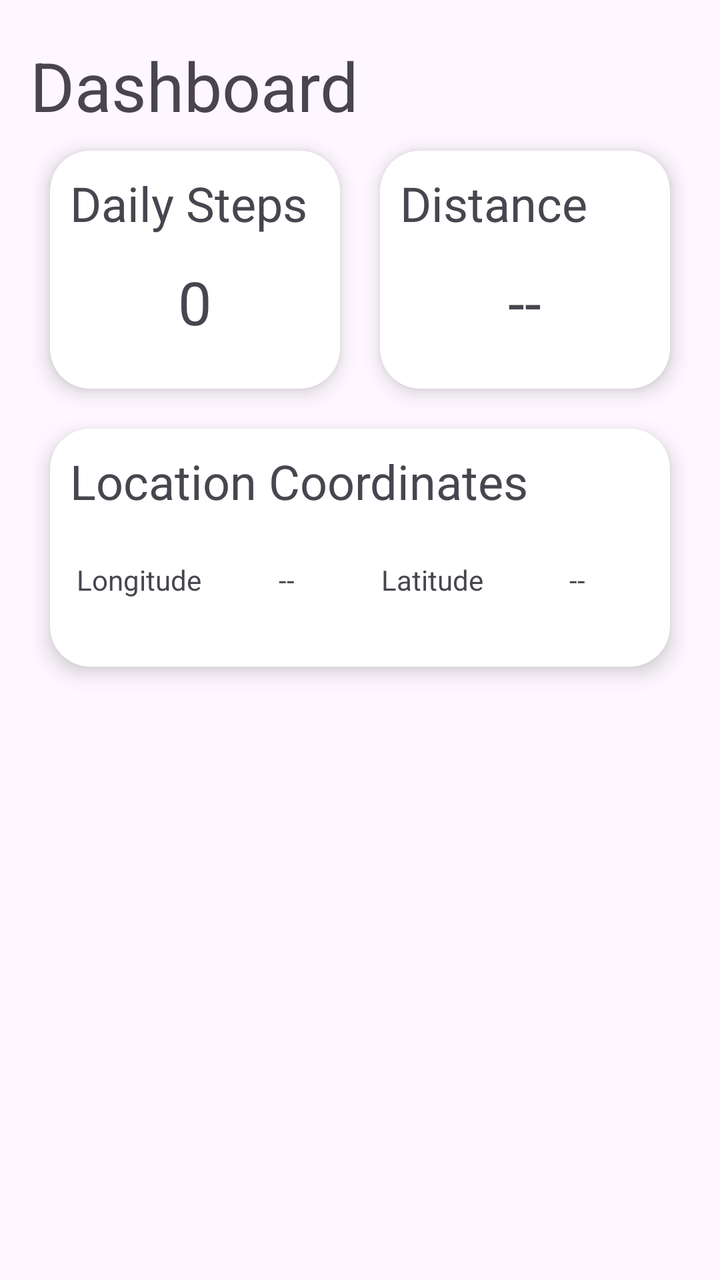
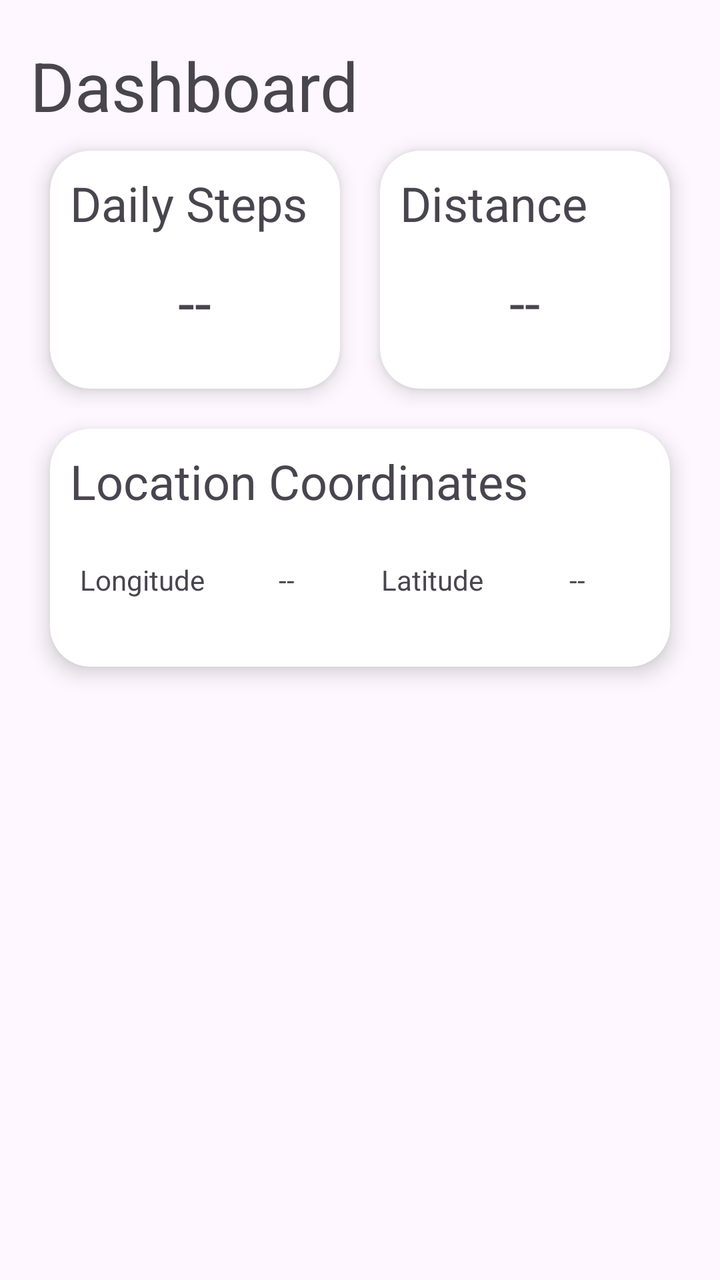

Compare the two renders of this Android layout. The source of the first and the diff that turns it into the second are given below.
<!-- AndroidManifest.xml: application theme Theme.Assignment2 -->
<!-- res/layout/fragment_dashboard.xml -->
<?xml version="1.0" encoding="utf-8"?>
<FrameLayout xmlns:android="http://schemas.android.com/apk/res/android"
    xmlns:app="http://schemas.android.com/apk/res-auto"
    xmlns:tools="http://schemas.android.com/tools"
    android:layout_width="match_parent"
    android:layout_height="match_parent"
    tools:context=".DashboardFragment">

    <LinearLayout
        android:layout_width="match_parent"
        android:layout_height="match_parent"
        android:orientation="vertical"
        android:paddingLeft="15dp"
        android:paddingRight="15dp"
        android:paddingTop="20dp"
        >

        <TextView
            android:id="@+id/dashboardHeader"
            android:layout_width="match_parent"
            android:layout_height="wrap_content"
            android:text="@string/dashboardTitle"
            android:textSize="34sp" />

        <LinearLayout
            android:layout_width="match_parent"
            android:layout_height="wrap_content"
            android:orientation="horizontal">
            <androidx.cardview.widget.CardView
                android:layout_width="0dp"
                android:layout_weight="1"
                android:layout_height="119dp"
                android:layout_margin="10dp"
                app:cardBackgroundColor="@color/white"
                app:cardCornerRadius="20dp"
                app:cardElevation="6dp" >

                <LinearLayout
                    android:id="@+id/stepsCard"
                    android:layout_width="match_parent"
                    android:layout_height="match_parent"
                    android:orientation="vertical"
                    android:padding="10dp">

                    <TextView
                        android:id="@+id/stepsLabel"
                        android:layout_width="match_parent"
                        android:layout_height="wrap_content"
                        android:text="@string/daily_steps"
                        android:textSize="24sp" />

                    <TextView
                        android:id="@+id/stepsVal"
                        android:layout_width="match_parent"
                        android:layout_height="0dp"
                        android:layout_weight="1"
                        android:gravity="center"
                        android:text="0"
                        android:textSize="30sp" />

                </LinearLayout>
            </androidx.cardview.widget.CardView>

            <androidx.cardview.widget.CardView
                android:layout_width="0dp"
                android:layout_weight="1"
                android:layout_height="119dp"
                android:layout_margin="10dp"
                app:cardBackgroundColor="@color/white"
                app:cardCornerRadius="20dp"
                app:cardElevation="6dp" >

                <LinearLayout
                    android:id="@+id/distanceCard"
                    android:layout_width="match_parent"
                    android:layout_height="match_parent"
                    android:orientation="vertical"
                    android:padding="10dp">

                    <TextView
                        android:id="@+id/distanceLabel"
                        android:layout_width="match_parent"
                        android:layout_height="wrap_content"
                        android:text="Distance"
                        android:textSize="24sp" />

                    <TextView
                        android:id="@+id/distanceVal"
                        android:layout_width="match_parent"
                        android:layout_height="0dp"
                        android:layout_weight="1"
                        android:gravity="center"
                        android:text="--"
                        android:textSize="30sp" />

                </LinearLayout>
            </androidx.cardview.widget.CardView>

        </LinearLayout>

        <androidx.cardview.widget.CardView
            android:layout_width="match_parent"
            android:layout_height="119dp"
            android:layout_margin="10dp"
            app:cardBackgroundColor="@color/white"
            app:cardCornerRadius="20dp"
            app:cardElevation="6dp" >

            <LinearLayout
                android:id="@+id/locationCard"
                android:layout_width="match_parent"
                android:layout_height="match_parent"
                android:orientation="vertical"
                android:padding="10dp">

                <TextView
                    android:id="@+id/locationLabel"
                    android:layout_width="match_parent"
                    android:layout_height="wrap_content"
                    android:text="@string/location_coordinates"
                    android:textSize="24sp" />

                <LinearLayout
                    android:layout_width="match_parent"
                    android:layout_height="match_parent"
                    android:orientation="horizontal"
                    android:gravity="center">

                    <TextView
                        android:id="@+id/longLabel"
                        android:layout_width="0dp"
                        android:layout_height="wrap_content"
                        android:layout_weight="1"
                        android:gravity="center"
                        android:text="Longitude " />

                    <TextView
                        android:id="@+id/longVal"
                        android:layout_width="0dp"
                        android:layout_height="wrap_content"
                        android:layout_weight="1"
                        android:gravity="center"
                        android:text="--" />

                    <TextView
                        android:id="@+id/latLabel"
                        android:layout_width="0dp"
                        android:layout_height="wrap_content"
                        android:layout_weight="1"
                        android:gravity="center"
                        android:text="Latitude" />

                    <TextView
                        android:id="@+id/latVal"
                        android:layout_width="0dp"
                        android:layout_height="wrap_content"
                        android:layout_weight="1"
                        android:gravity="center"
                        android:text="--" />
                </LinearLayout>


            </LinearLayout>
        </androidx.cardview.widget.CardView>
    </LinearLayout>
</FrameLayout>
<!-- resources referenced by this layout -->
<resources>
  <color name="white">#FFFFFFFF</color>
  <string name="daily_steps">Daily Steps</string>
  <string name="dashboardTitle">Dashboard</string>
  <string name="location_coordinates">Location Coordinates</string>
  <style name="Theme.Assignment2" parent="Base.Theme.Assignment2" />
  <style name="Base.Theme.Assignment2" parent="Theme.Material3.DayNight.NoActionBar">
          
          
      </style>
</resources>

<!-- the commit's change to res/layout/fragment_dashboard.xml (unified diff, before → after) -->
@@ -1,105 +1,32 @@
 <?xml version="1.0" encoding="utf-8"?>
-<FrameLayout xmlns:android="http://schemas.android.com/apk/res/android"
+<LinearLayout
+    xmlns:android="http://schemas.android.com/apk/res/android"
     xmlns:app="http://schemas.android.com/apk/res-auto"
     xmlns:tools="http://schemas.android.com/tools"
+    tools:context=".DashboardFragment"
+
     android:layout_width="match_parent"
     android:layout_height="match_parent"
-    tools:context=".DashboardFragment">
+    android:orientation="vertical"
+    android:paddingLeft="15dp"
+    android:paddingRight="15dp"
+    android:paddingTop="20dp"
+    >
+
+    <TextView
+        android:id="@+id/dashboardHeader"
+        android:layout_width="match_parent"
+        android:layout_height="wrap_content"
+        android:text="@string/dashboardTitle"
+        android:textSize="34sp" />
 
     <LinearLayout
         android:layout_width="match_parent"
-        android:layout_height="match_parent"
-        android:orientation="vertical"
-        android:paddingLeft="15dp"
-        android:paddingRight="15dp"
-        android:paddingTop="20dp"
-        >
-
-        <TextView
-            android:id="@+id/dashboardHeader"
-            android:layout_width="match_parent"
-            android:layout_height="wrap_content"
-            android:text="@string/dashboardTitle"
-            android:textSize="34sp" />
-
-        <LinearLayout
-            android:layout_width="match_parent"
-            android:layout_height="wrap_content"
-            android:orientation="horizontal">
-            <androidx.cardview.widget.CardView
-                android:layout_width="0dp"
-                android:layout_weight="1"
-                android:layout_height="119dp"
-                android:layout_margin="10dp"
-                app:cardBackgroundColor="@color/white"
-                app:cardCornerRadius="20dp"
-                app:cardElevation="6dp" >
-
-                <LinearLayout
-                    android:id="@+id/stepsCard"
-                    android:layout_width="match_parent"
-                    android:layout_height="match_parent"
-                    android:orientation="vertical"
-                    android:padding="10dp">
-
-                    <TextView
-                        android:id="@+id/stepsLabel"
-                        android:layout_width="match_parent"
-                        android:layout_height="wrap_content"
-                        android:text="@string/daily_steps"
-                        android:textSize="24sp" />
-
-                    <TextView
-                        android:id="@+id/stepsVal"
-                        android:layout_width="match_parent"
-                        android:layout_height="0dp"
-                        android:layout_weight="1"
-                        android:gravity="center"
-                        android:text="0"
-                        android:textSize="30sp" />
-
-                </LinearLayout>
-            </androidx.cardview.widget.CardView>
-
-            <androidx.cardview.widget.CardView
-                android:layout_width="0dp"
-                android:layout_weight="1"
-                android:layout_height="119dp"
-                android:layout_margin="10dp"
-                app:cardBackgroundColor="@color/white"
-                app:cardCornerRadius="20dp"
-                app:cardElevation="6dp" >
-
-                <LinearLayout
-                    android:id="@+id/distanceCard"
-                    android:layout_width="match_parent"
-                    android:layout_height="match_parent"
-                    android:orientation="vertical"
-                    android:padding="10dp">
-
-                    <TextView
-                        android:id="@+id/distanceLabel"
-                        android:layout_width="match_parent"
-                        android:layout_height="wrap_content"
-                        android:text="Distance"
-                        android:textSize="24sp" />
-
-                    <TextView
-                        android:id="@+id/distanceVal"
-                        android:layout_width="match_parent"
-                        android:layout_height="0dp"
-                        android:layout_weight="1"
-                        android:gravity="center"
-                        android:text="--"
-                        android:textSize="30sp" />
-
-                </LinearLayout>
-            </androidx.cardview.widget.CardView>
-
-        </LinearLayout>
-
+        android:layout_height="wrap_content"
+        android:orientation="horizontal">
         <androidx.cardview.widget.CardView
-            android:layout_width="match_parent"
+            android:layout_width="0dp"
+            android:layout_weight="1"
             android:layout_height="119dp"
             android:layout_margin="10dp"
             app:cardBackgroundColor="@color/white"
@@ -107,60 +34,130 @@
             app:cardElevation="6dp" >
 
             <LinearLayout
-                android:id="@+id/locationCard"
+                android:id="@+id/stepsCard"
                 android:layout_width="match_parent"
                 android:layout_height="match_parent"
                 android:orientation="vertical"
                 android:padding="10dp">
 
                 <TextView
-                    android:id="@+id/locationLabel"
+                    android:id="@+id/stepsLabel"
                     android:layout_width="match_parent"
                     android:layout_height="wrap_content"
-                    android:text="@string/location_coordinates"
+                    android:text="@string/daily_steps"
                     android:textSize="24sp" />
 
-                <LinearLayout
+                <TextView
+                    android:id="@+id/stepsVal"
                     android:layout_width="match_parent"
-                    android:layout_height="match_parent"
-                    android:orientation="horizontal"
-                    android:gravity="center">
-
-                    <TextView
-                        android:id="@+id/longLabel"
-                        android:layout_width="0dp"
-                        android:layout_height="wrap_content"
-                        android:layout_weight="1"
-                        android:gravity="center"
-                        android:text="Longitude " />
-
-                    <TextView
-                        android:id="@+id/longVal"
-                        android:layout_width="0dp"
-                        android:layout_height="wrap_content"
-                        android:layout_weight="1"
-                        android:gravity="center"
-                        android:text="--" />
-
-                    <TextView
-                        android:id="@+id/latLabel"
-                        android:layout_width="0dp"
-                        android:layout_height="wrap_content"
-                        android:layout_weight="1"
-                        android:gravity="center"
-                        android:text="Latitude" />
-
-                    <TextView
-                        android:id="@+id/latVal"
-                        android:layout_width="0dp"
-                        android:layout_height="wrap_content"
-                        android:layout_weight="1"
-                        android:gravity="center"
-                        android:text="--" />
-                </LinearLayout>
-
+                    android:layout_height="0dp"
+                    android:layout_weight="1"
+                    android:gravity="center"
+                    android:text="@string/empty"
+                    android:textSize="30sp" />
 
             </LinearLayout>
         </androidx.cardview.widget.CardView>
+
+        <androidx.cardview.widget.CardView
+            android:layout_width="0dp"
+            android:layout_weight="1"
+            android:layout_height="119dp"
+            android:layout_margin="10dp"
+            app:cardBackgroundColor="@color/white"
+            app:cardCornerRadius="20dp"
+            app:cardElevation="6dp" >
+
+            <LinearLayout
+                android:id="@+id/distanceCard"
+                android:layout_width="match_parent"
+                android:layout_height="match_parent"
+                android:orientation="vertical"
+                android:padding="10dp">
+
+                <TextView
+                    android:id="@+id/distanceLabel"
+                    android:layout_width="match_parent"
+                    android:layout_height="wrap_content"
+                    android:text="@string/distance"
+                    android:textSize="24sp" />
+
+                <TextView
+                    android:id="@+id/distanceVal"
+                    android:layout_width="match_parent"
+                    android:layout_height="0dp"
+                    android:layout_weight="1"
+                    android:gravity="center"
+                    android:text="@string/empty"
+                    android:textSize="28sp" />
+
+            </LinearLayout>
+        </androidx.cardview.widget.CardView>
+
     </LinearLayout>
-</FrameLayout>
+
+    <androidx.cardview.widget.CardView
+        android:id="@+id/locationCard"
+        android:layout_width="match_parent"
+        android:layout_height="119dp"
+        android:layout_margin="10dp"
+        app:cardBackgroundColor="@color/white"
+        app:cardCornerRadius="20dp"
+        app:cardElevation="6dp" >
+
+        <LinearLayout
+            android:layout_width="match_parent"
+            android:layout_height="match_parent"
+            android:orientation="vertical"
+            android:padding="10dp">
+
+            <TextView
+                android:id="@+id/locationLabel"
+                android:layout_width="match_parent"
+                android:layout_height="wrap_content"
+                android:text="@string/location_coordinates"
+                android:textSize="24sp" />
+
+            <LinearLayout
+                android:layout_width="match_parent"
+                android:layout_height="match_parent"
+                android:orientation="horizontal"
+                android:gravity="center">
+
+                <TextView
+                    android:id="@+id/longLabel"
+                    android:layout_width="0dp"
+                    android:layout_height="wrap_content"
+                    android:layout_weight="1"
+                    android:gravity="center"
+                    android:text="@string/longitude" />
+
+                <TextView
+                    android:id="@+id/longVal"
+                    android:layout_width="0dp"
+                    android:layout_height="wrap_content"
+                    android:layout_weight="1"
+                    android:gravity="center"
+                    android:text="@string/empty" />
+
+                <TextView
+                    android:id="@+id/latLabel"
+                    android:layout_width="0dp"
+                    android:layout_height="wrap_content"
+                    android:layout_weight="1"
+                    android:gravity="center"
+                    android:text="@string/latitude" />
+
+                <TextView
+                    android:id="@+id/latVal"
+                    android:layout_width="0dp"
+                    android:layout_height="wrap_content"
+                    android:layout_weight="1"
+                    android:gravity="center"
+                    android:text="@string/empty" />
+            </LinearLayout>
+
+
+        </LinearLayout>
+    </androidx.cardview.widget.CardView>
+</LinearLayout>
<!-- resource entries referenced after the edit -->
@@ -3,7 +3,11 @@
   <color name="white">#FFFFFFFF</color>
   <string name="daily_steps">Daily Steps</string>
   <string name="dashboardTitle">Dashboard</string>
+  <string name="distance">Distance</string>
+  <string name="empty">--</string>
+  <string name="latitude">Latitude</string>
   <string name="location_coordinates">Location Coordinates</string>
+  <string name="longitude">Longitude</string>
   <style name="Theme.Assignment2" parent="Base.Theme.Assignment2" />
   <style name="Base.Theme.Assignment2" parent="Theme.Material3.DayNight.NoActionBar">
           
